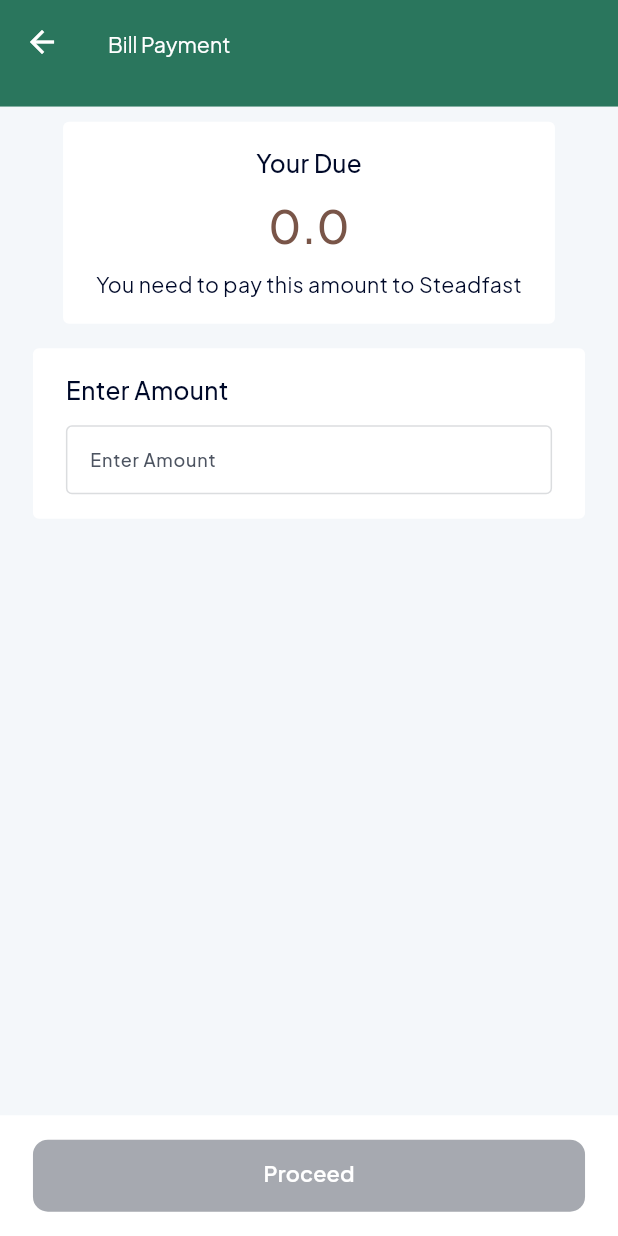
After one commit to Ibrahim-K98han/e_fast, a Flutter app: the AddBalanceScreen screen opened by its route, on a phone screen of 412 x 824 dp. The commit adds this screen. Run offline on Flutter 3.47's test engine with Material 3 defaults, Android fonts, the phone set to English and light mode, and no system bars; our stand-ins replace carousel_slider, dotted_border, dotted_line, flutter_screenutil, flutter_svg, google_fonts and 2 more.

Commit message:
payment, balance, rtn, cancellation and fraud check screen ui done

```diff
--- /dev/null
+++ b/lib/presentation/add_balance/add_balance_screen.dart
@@ -0,0 +1,91 @@
+import 'package:e_fast/presentation/utils/app_color.dart';
+import 'package:e_fast/presentation/utils/utils.dart';
+import 'package:e_fast/presentation/widgets/custom_appbar.dart';
+import 'package:e_fast/presentation/widgets/custom_text.dart';
+import 'package:e_fast/presentation/widgets/primary_button.dart';
+import 'package:flutter/material.dart';
+
+class AddBalanceScreen extends StatelessWidget {
+  const AddBalanceScreen({super.key});
+
+  @override
+  Widget build(BuildContext context) {
+    return Scaffold(
+      backgroundColor: const Color(0xFFF4F7FA),
+      appBar: CustomAppBar(title: 'Bill Payment'),
+      bottomNavigationBar: Container(
+        padding: Utils.symmetric(v: 16.0),
+        decoration: BoxDecoration(color: whiteColor),
+        child: PrimaryButton(
+          bgColor: grayColor.withOpacity(0.5),
+          text: 'Proceed',
+          onPressed: () {},
+        ),
+      ),
+      body: Padding(
+        padding: Utils.symmetric(v: 10.0),
+        child: Center(
+          child: Column(
+            children: [
+              Container(
+                padding: Utils.symmetric(v: 16.0),
+                decoration: BoxDecoration(
+                  color: whiteColor,
+                  borderRadius: BorderRadius.circular(4.0),
+                ),
+                child: Column(
+                  mainAxisAlignment: .center,
+                  crossAxisAlignment: .center,
+                  children: [
+                    CustomText(
+                      text: 'Your Due',
+                      fontSize: 16,
+                      fontWeight: FontWeight.w500,
+                    ),
+                    Utils.verticalSpace(8.0),
+                    CustomText(
+                      text: '0.0',
+                      fontSize: 30,
+                      fontWeight: FontWeight.w500,
+                      color: Colors.brown,
+                    ),
+                    Utils.verticalSpace(8.0),
+                    CustomText(
+                      text: 'You need to pay this amount to Steadfast',
+                    ),
+                  ],
+                ),
+              ),
+              Utils.verticalSpace(16.0),
+              Container(
+                padding: Utils.symmetric(v: 16.0),
+                decoration: BoxDecoration(
+                  color: whiteColor,
+                  borderRadius: BorderRadius.circular(4.0),
+                ),
+                child: Column(
+                  crossAxisAlignment: .start,
+                  children: [
+                    CustomText(
+                      text: 'Enter Amount',
+                      fontSize: 16,
+                      fontWeight: FontWeight.w500,
+                    ),
+                    Utils.verticalSpace(12.0),
+                    TextFormField(
+                      decoration: InputDecoration(
+                        hintText: 'Enter Amount',
+                        labelText: 'Enter Amount',
+                        labelStyle: TextStyle(color: grayColor, fontSize: 12),
+                      ),
+                    ),
+                  ],
+                ),
+              ),
+            ],
+          ),
+        ),
+      ),
+    );
+  }
+}
--- a/lib/presentation/balance_details/balance_details_screen.dart
+++ b/lib/presentation/balance_details/balance_details_screen.dart
@@ -1,4 +1,3 @@
-import 'dart:ui' as BorderType;
 
 import 'package:dotted_border/dotted_border.dart';
 import 'package:dotted_line/dotted_line.dart';
--- a/lib/presentation/utils/app_image.dart
+++ b/lib/presentation/utils/app_image.dart
@@ -7,6 +7,7 @@ class AppImage {
   static const String search = "assets/images/bell.png";
   static const String notification = "assets/images/search.png";
   static const String parcel = "assets/images/parcel.png";
+  static const String orderTracking = "assets/images/order_tracking.png";
 
   static const String kNetworkImage = "https://picsum.photos/320";
 }
--- a/lib/routes/route_name.dart
+++ b/lib/routes/route_name.dart
@@ -1,14 +1,19 @@
+import 'package:e_fast/presentation/add_balance/add_balance_screen.dart';
 import 'package:e_fast/presentation/add_parcel/add_parcel_screen.dart';
 import 'package:e_fast/presentation/auth/login_screen.dart';
 import 'package:e_fast/presentation/balance_details/balance_details_screen.dart';
+import 'package:e_fast/presentation/cancellation/cancellation_screen.dart';
+import 'package:e_fast/presentation/fraud_check/fraud_check_screen.dart';
 import 'package:e_fast/presentation/main/main_screen.dart';
 import 'package:e_fast/presentation/onboarding/onboarding_screen.dart';
 import 'package:e_fast/presentation/parcel/parcel_screen.dart';
+import 'package:e_fast/presentation/payment/payment_screen.dart';
 import 'package:e_fast/presentation/pickup/pickup_request.dart';
 import 'package:e_fast/presentation/pickup/regular_delivery_screen.dart';
 import 'package:e_fast/presentation/pickup/update_primary_address_screen.dart';
 import 'package:e_fast/presentation/pickup_and_drop/add_pickup_point_screen.dart';
 import 'package:e_fast/presentation/pickup_and_drop/pickup_drop_screen.dart';
+import 'package:e_fast/presentation/return_list/returan_list_screen.dart';
 import 'package:e_fast/presentation/splash/splash_screen.dart';
 import 'package:e_fast/presentation/summary/summary_screen.dart';
 import 'package:flutter/material.dart';
@@ -28,6 +33,11 @@ class RouteNames {
       '/updatePrimaryAddressScreen';
   static const String pickupDropScreen = '/pickupDropScreen';
   static const String addPickupPointScreen = '/addPickupPointScreen';
+  static const String paymentScreen = '/paymentScreen';
+  static const String addBalanceScreen = '/addBalanceScreen';
+  static const String returnListScreen = '/returnListScreen';
+  static const String cancellationScreen = '/cancellationScreen';
+  static const String fraudCheckScreen = '/fraudCheckScreen';
 
   static Route<dynamic> generateRoutes(RouteSettings settings) {
     switch (settings.name) {
@@ -98,6 +108,31 @@ class RouteNames {
           settings: settings,
           builder: (_) => const AddPickupPointScreen(),
         );
+      case RouteNames.paymentScreen:
+        return MaterialPageRoute(
+          settings: settings,
+          builder: (_) => const PaymentScreen(),
+        );
+      case RouteNames.addBalanceScreen:
+        return MaterialPageRoute(
+          settings: settings,
+          builder: (_) => const AddBalanceScreen(),
+        );
+      case RouteNames.returnListScreen:
+        return MaterialPageRoute(
+          settings: settings,
+          builder: (_) => const ReturnListScreen(),
+        );
+      case RouteNames.cancellationScreen:
+        return MaterialPageRoute(
+          settings: settings,
+          builder: (_) => const CancellationScreen(),
+        );
+      case RouteNames.fraudCheckScreen:
+        return MaterialPageRoute(
+          settings: settings,
+          builder: (_) => const FraudCheckScreen(),
+        );
 
       default:
         return MaterialPageRoute(
```
Also changed, not shown: lib/presentation/cancellation/cancellation_screen.dart (added, +54 -0 lines), lib/presentation/fraud_check/fraud_check_screen.dart (added, +125 -0 lines), lib/presentation/home/home_screen.dart (+40 -5 lines), lib/presentation/payment/payment_screen.dart (added, +11 -0 lines), lib/presentation/return_list/returan_list_screen.dart (added, +18 -0 lines), assets/images/order_tracking.png (added).
